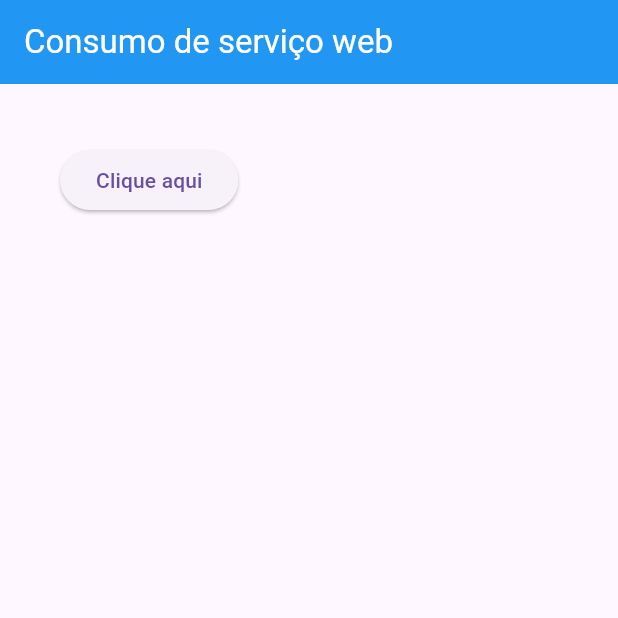
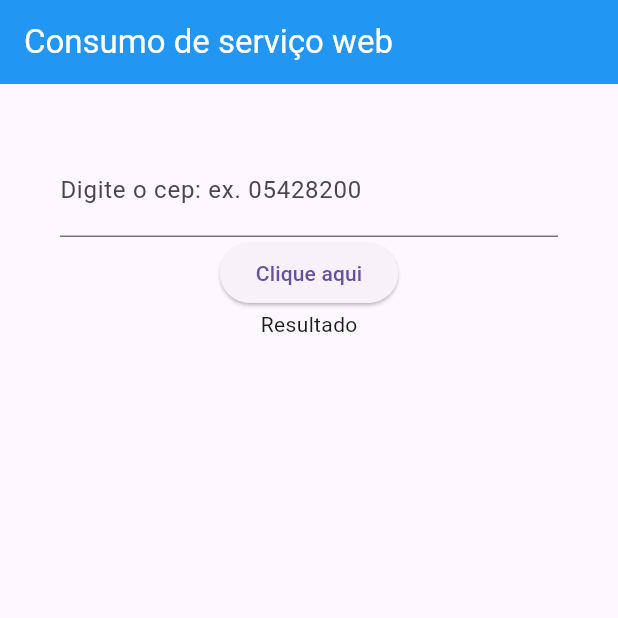
Before and after one commit to BRADDTELES/Formacao-Flutter, a Flutter app: the screen it shows after launch, after a tap on "Clique aqui", on a phone screen of 412 x 824 dp, the top half of it. Run offline on Flutter 3.47's test engine with Material 3 defaults, Android fonts, the light colour scheme and no system bars.

Commit message:
Exibindo retorno da requisição na interface

```diff
--- a/consumo_servicos/lib/Home.dart
+++ b/consumo_servicos/lib/Home.dart
@@ -11,12 +11,14 @@
 
 class _HomeState extends State<Home> {
 
+  TextEditingController _controllerCep = TextEditingController();
+  String _resultado = "Resultado";
+
   _recuperarCep() async {
 
-    /*String cep = "";
-    String url = "https://viacep.com.br/ws/$cep/json/";*/
     //String url = "https://viacep.com.br/ws/01001000/json/"; //Erro
-    var url = Uri.parse("https://viacep.com.br/ws/74915250/json/");
+    String cepDigitado = _controllerCep.text;
+    var url = Uri.parse("https://viacep.com.br/ws/$cepDigitado/json/");
     http.Response response;
 
     response = await http.get( url );
@@ -26,7 +28,11 @@
     String localidade = retorno["localidade"];
     String estado = retorno["estado"];
 
-    print("Resposta:\nlogradouro: $logradouro\nbairro: $bairro\n"
+    setState(() {
+      _resultado = "$logradouro, $bairro, $localidade, $estado";
+    });
+
+    //print("Resposta:\nlogradouro: $logradouro\nbairro: $bairro\n"
         "localidade: $localidade\nestado: $estado");
 
     //print("resposta: " + response.statusCode.toString());
@@ -47,10 +53,19 @@
         padding: const EdgeInsets.all(40),
         child: Column(
           children: [
+            TextField(
+              keyboardType: TextInputType.number,
+              decoration: InputDecoration(
+                labelText: "Digite o cep: ex. 05428200"
+              ),
+              style: TextStyle(fontSize: 20),
+              controller: _controllerCep,
+            ),
             ElevatedButton(
                 onPressed: _recuperarCep,
                 child: const Text("Clique aqui")
-            )
+            ),
+            Text( _resultado ),
           ],
         ),
       ),
```
